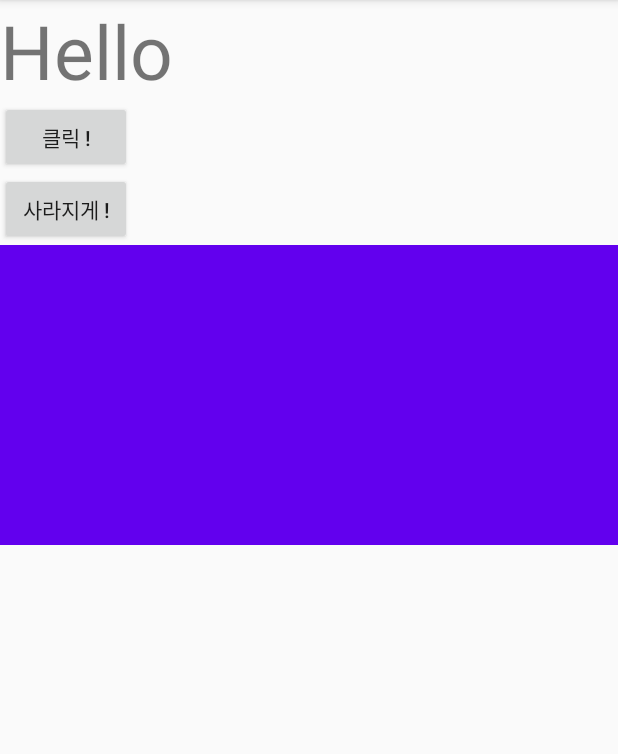
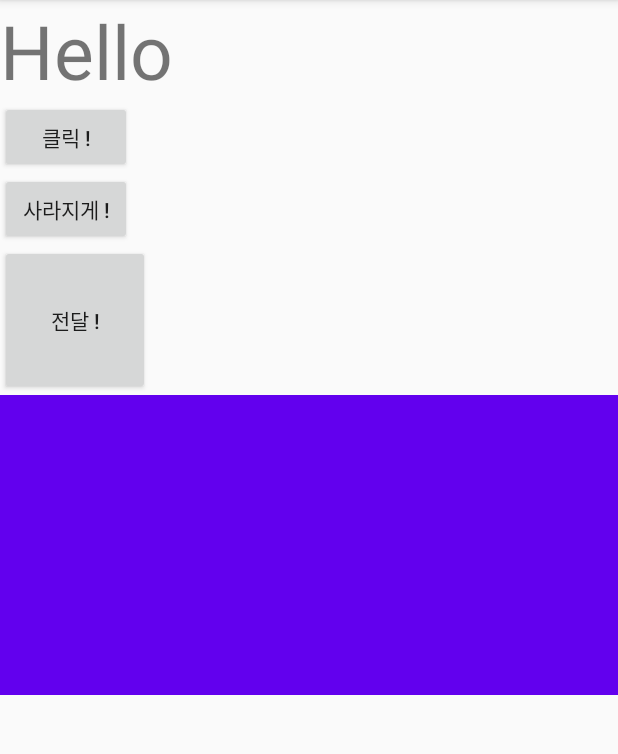
Before and after one commit to minhyuuk/AloneAppStudy, an Android app: the screen it shows after launch (FragmentActivity), after a tap on "클릭 !", on a phone screen of 412 x 824 dp, the part 84-838 px from its top. Run offline under Robolectric (Android 15) with nearby library versions, the phone set to English and light mode, and no system bars.

Commit message:
Fragment 완강

```diff
--- a/app/src/main/java/com/example/myapplication/Practice/FragmentActivity.kt
+++ b/app/src/main/java/com/example/myapplication/Practice/FragmentActivity.kt
@@ -8,7 +8,12 @@ import androidx.fragment.app.FragmentManager
 import com.example.myapplication.R
 import kotlinx.android.synthetic.main.activity_fragment.*
 
-class FragmentActivity : AppCompatActivity() {
+class FragmentActivity : AppCompatActivity(), FragmentOne.OnDataPassListener {
+
+    override fun onDataPass(data: String?) {
+        Log.d("pass","" + data)
+    }
+
     override fun onCreate(savedInstanceState: Bundle?) {
         super.onCreate(savedInstanceState)
         setContentView(R.layout.activity_fragment)
--- a/app/src/main/java/com/example/myapplication/Practice/FragmentOne.kt
+++ b/app/src/main/java/com/example/myapplication/Practice/FragmentOne.kt
@@ -13,9 +13,15 @@ import kotlinx.android.synthetic.main.activity_fragment.*
 
 class FragmentOne : Fragment() {
 
+    interface OnDataPassListener {
+        fun onDataPass(data: String?)
+    }
+    lateinit var dataPassListener : OnDataPassListener
+
     override fun onAttach(context: Context) {
         Log.d("Lifecycle","F onCreate")
         super.onAttach(context)
+        dataPassListener = context as OnDataPassListener
     }
 
     override fun onCreate(savedInstanceState: Bundle?) {
@@ -39,12 +45,19 @@ class FragmentOne : Fragment() {
     }
 
     override fun onViewCreated(view: View, savedInstanceState: Bundle?) {
-        Log.d("Lifecycle","F onCreate")
+        Log.d("Lifecycle","F onViewCreated")
         super.onViewCreated(view, savedInstanceState)
+
+        // Activity의 onCreate에서 했던 작업을 여기에서 한다
+        // pass.setOnClickListener{
+        //    this.dataPassListener.onDataPass("Good Bye ~")
+        // }
+
+
     }
 
     override fun onActivityCreated(savedInstanceState: Bundle?) {
-        Log.d("Lifecycle","F onCreate")
+        Log.d("Lifecycle","F onActivityCreated")
 
         val data = arguments?.getString("hello")
         Log.d("data", data.toString())
--- a/app/src/main/res/layout/activity_fragment.xml
+++ b/app/src/main/res/layout/activity_fragment.xml
@@ -29,11 +29,17 @@
         android:layout_width="wrap_content"
         android:layout_height="wrap_content"
         android:text="사라지게 !"/>
+
+    <Button
+        android:id="@+id/pass"
+        android:layout_width="100dp"
+        android:layout_height="100dp"
+        android:text="전달 !"/>
     <LinearLayout
         android:id="@+id/container"
         android:layout_width="match_parent"
         android:layout_height="200dp"
         android:background="#673AB7"
-        android:orientation="vertical"/>
+        android:orientation="vertical" />
 
 </LinearLayout>
```
Also changed, not shown: 1 other file.
